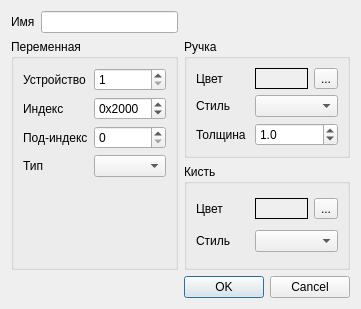
This is signalcurveeditdlg.ui in catompiler/QCanDrive as Qt 5 draws it before an edit. The edited form follows.
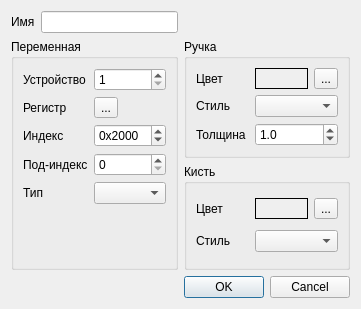
This is the edited form.

Commit message: add reg select button to cockpit edit dialogs

```diff
--- a/signalcurveeditdlg.ui
+++ b/signalcurveeditdlg.ui
@@ -35,6 +35,33 @@
      </property>
      <layout class="QGridLayout" name="gridLayout">
       <item row="3" column="0">
+       <widget class="QLabel" name="lblSubIndex">
+        <property name="text">
+         <string>Под-индекс</string>
+        </property>
+       </widget>
+      </item>
+      <item row="0" column="0">
+       <widget class="QLabel" name="lblNodeId">
+        <property name="text">
+         <string>Устройство</string>
+        </property>
+       </widget>
+      </item>
+      <item row="5" column="1">
+       <spacer name="verticalSpacer">
+        <property name="orientation">
+         <enum>Qt::Vertical</enum>
+        </property>
+        <property name="sizeHint" stdset="0">
+         <size>
+          <width>20</width>
+          <height>40</height>
+         </size>
+        </property>
+       </spacer>
+      </item>
+      <item row="4" column="0">
        <widget class="QLabel" name="lblType">
         <property name="text">
          <string>Тип</string>
@@ -42,16 +69,13 @@
        </widget>
       </item>
       <item row="3" column="1">
-       <widget class="QComboBox" name="cbType"/>
-      </item>
-      <item row="1" column="0">
-       <widget class="QLabel" name="lblIndex">
-        <property name="text">
-         <string>Индекс</string>
+       <widget class="QSpinBox" name="sbSubIndex">
+        <property name="maximum">
+         <number>255</number>
         </property>
        </widget>
       </item>
-      <item row="1" column="1">
+      <item row="2" column="1">
        <widget class="QSpinBox" name="sbIndex">
         <property name="prefix">
          <string>0x</string>
@@ -67,24 +91,13 @@
         </property>
        </widget>
       </item>
-      <item row="2" column="1">
-       <widget class="QSpinBox" name="sbSubIndex">
-        <property name="maximum">
-         <number>255</number>
-        </property>
-       </widget>
-      </item>
-      <item row="0" column="0">
-       <widget class="QLabel" name="lblNodeId">
-        <property name="text">
-         <string>Устройство</string>
-        </property>
-       </widget>
+      <item row="4" column="1">
+       <widget class="QComboBox" name="cbType"/>
       </item>
       <item row="2" column="0">
-       <widget class="QLabel" name="lblSubIndex">
+       <widget class="QLabel" name="lblIndex">
         <property name="text">
-         <string>Под-индекс</string>
+         <string>Индекс</string>
         </property>
        </widget>
       </item>
@@ -98,18 +111,19 @@
         </property>
        </widget>
       </item>
-      <item row="4" column="1">
-       <spacer name="verticalSpacer">
-        <property name="orientation">
-         <enum>Qt::Vertical</enum>
+      <item row="1" column="0">
+       <widget class="QLabel" name="lblReg">
+        <property name="text">
+         <string>Регистр</string>
         </property>
-        <property name="sizeHint" stdset="0">
-         <size>
-          <width>20</width>
-          <height>40</height>
-         </size>
+       </widget>
+      </item>
+      <item row="1" column="1">
+       <widget class="QToolButton" name="tbRegSel">
+        <property name="text">
+         <string>...</string>
         </property>
-       </spacer>
+       </widget>
       </item>
      </layout>
     </widget>
```
The commit also changes 25 other files.
